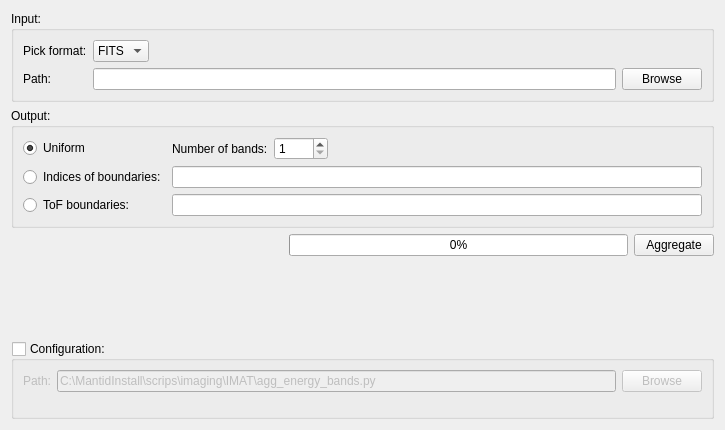
The window that MantidQt/CustomInterfaces/inc/MantidQtCustomInterfaces/Tomography/TomographyIfaceQtTabEnergy.ui (mantidproject/mantid) describes before a commit, drawn with Qt 5.
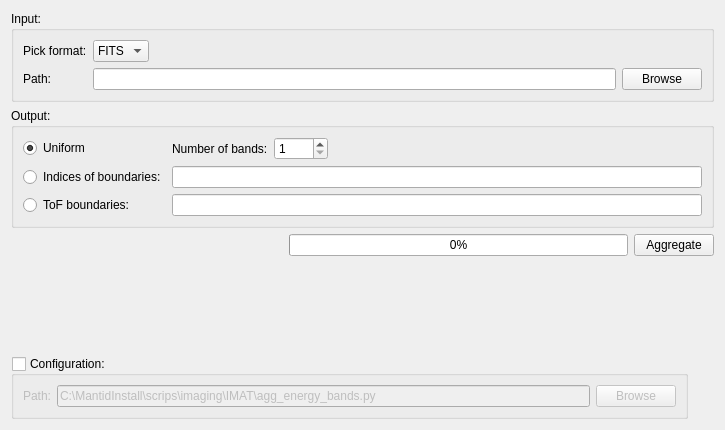
The same window after the commit.

Commit message: fixes in colors, widget properties and paths, re #12900

Patch:
```diff
--- a/MantidQt/CustomInterfaces/inc/MantidQtCustomInterfaces/Tomography/TomographyIfaceQtTabEnergy.ui
+++ b/MantidQt/CustomInterfaces/inc/MantidQtCustomInterfaces/Tomography/TomographyIfaceQtTabEnergy.ui
@@ -13,8 +13,8 @@
   <property name="windowTitle">
    <string>Form</string>
   </property>
-  <layout class="QVBoxLayout" name="verticalLayout">
-   <item>
+  <layout class="QGridLayout" name="gridLayout_4">
+   <item row="0" column="0" colspan="2">
     <widget class="QGroupBox" name="groupBox">
      <property name="title">
       <string>Input:</string>
@@ -101,7 +101,7 @@
      </layout>
     </widget>
    </item>
-   <item>
+   <item row="1" column="0" colspan="2">
     <widget class="QGroupBox" name="groupBox_3">
      <property name="title">
       <string>Output:</string>
@@ -173,7 +173,7 @@
      </layout>
     </widget>
    </item>
-   <item>
+   <item row="2" column="0" colspan="2">
     <layout class="QHBoxLayout" name="horizontalLayout">
      <item>
       <spacer name="horizontalSpacer_5">
@@ -210,7 +210,7 @@
      </item>
     </layout>
    </item>
-   <item>
+   <item row="3" column="1">
     <spacer name="verticalSpacer_2">
      <property name="orientation">
       <enum>Qt::Vertical</enum>
@@ -218,12 +218,12 @@
      <property name="sizeHint" stdset="0">
       <size>
        <width>20</width>
-       <height>78</height>
+       <height>100</height>
       </size>
      </property>
     </spacer>
    </item>
-   <item>
+   <item row="4" column="0">
     <widget class="QGroupBox" name="groupBox_2">
      <property name="title">
       <string>Configuration:</string>
@@ -272,19 +272,6 @@
         </item>
        </layout>
       </item>
-      <item row="1" column="0">
-       <spacer name="verticalSpacer">
-        <property name="orientation">
-         <enum>Qt::Vertical</enum>
-        </property>
-        <property name="sizeHint" stdset="0">
-         <size>
-          <width>17</width>
-          <height>13</height>
-         </size>
-        </property>
-       </spacer>
-      </item>
      </layout>
     </widget>
    </item>
```
The commit also changes 3 other files.
